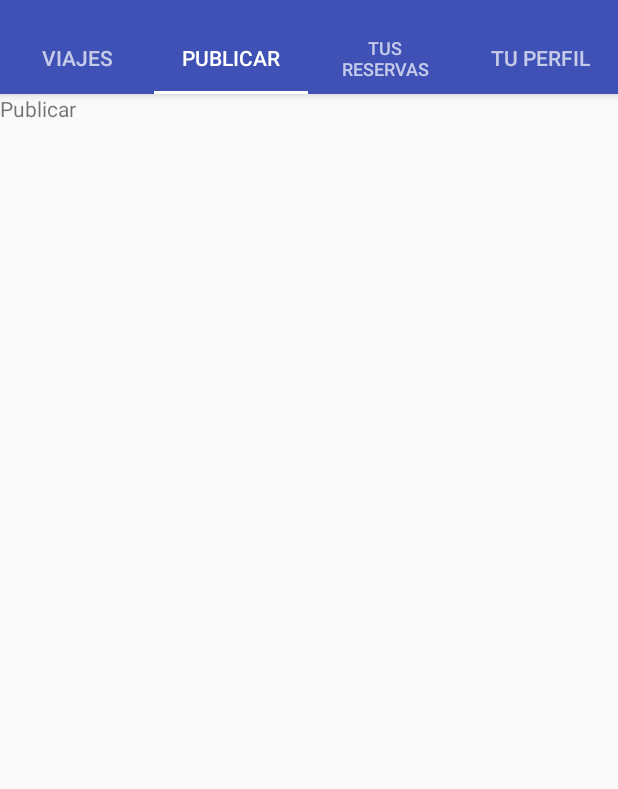
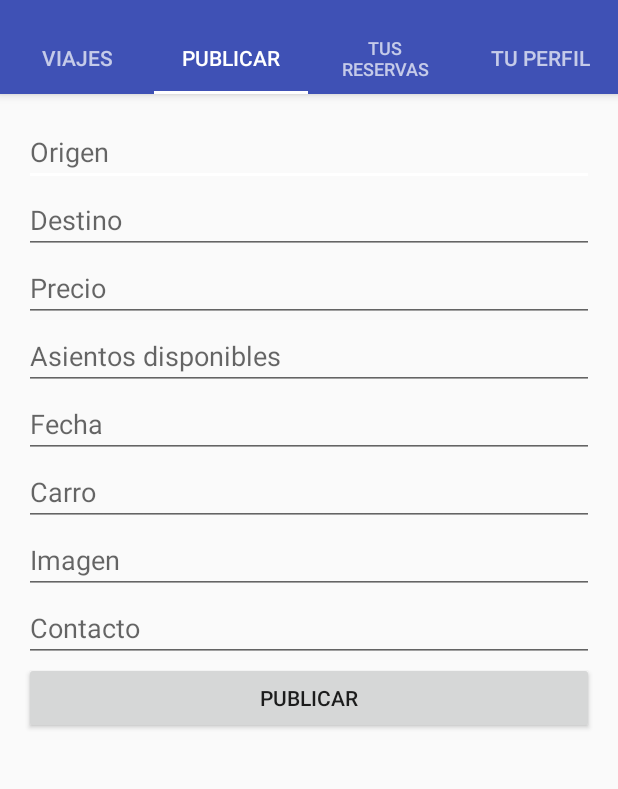
Before and after one commit to pipeholguin/Android_Traveler, an Android app: the ViajesFragment screen opened directly, with no data from a screen before it, tab 2 chosen, on a phone screen of 412 x 824 dp, the part 62-851 px from its top. Run offline under Robolectric (Android 15) with nearby library versions, the phone set to English and light mode, and no system bars; our stand-ins replace data binding; libraries missing offline, so code that uses them is left out: com.facebook; network calls fail; 2 statements that could not run were skipped.

Commit message:
publicar implemented, bugs: 'fecha', 'hora' and 'image' fields

```diff
--- a/app/src/main/java/luisfelipeholguin/traveler/fragments/PublicarFragment.java
+++ b/app/src/main/java/luisfelipeholguin/traveler/fragments/PublicarFragment.java
@@ -3,21 +3,29 @@ package luisfelipeholguin.traveler.fragments;
 
 import android.os.Bundle;
 import android.support.v4.app.Fragment;
+import android.util.Log;
 import android.view.LayoutInflater;
 import android.view.View;
 import android.view.ViewGroup;
+import android.widget.Toast;
 
+import java.text.SimpleDateFormat;
 import java.util.ArrayList;
+import java.util.Calendar;
+import java.util.Date;
 
+import luisfelipeholguin.traveler.LoginActivity;
 import luisfelipeholguin.traveler.R;
 import luisfelipeholguin.traveler.databinding.FragmentPublicarBinding;
+import luisfelipeholguin.traveler.net.api.ViajesApi;
 
 /**
  * A simple {@link Fragment} subclass.
  */
-public class PublicarFragment extends Fragment {
+public class PublicarFragment extends Fragment implements View.OnClickListener, ViajesApi.OnPublish {
 
     FragmentPublicarBinding binding;
+    ViajesApi api;
 
     public PublicarFragment() {
         // Required empty public constructor
@@ -28,13 +36,42 @@ public class PublicarFragment extends Fragment {
     public View onCreateView(LayoutInflater inflater, ViewGroup container,
                              Bundle savedInstanceState) {
         binding = FragmentPublicarBinding.inflate(getLayoutInflater(savedInstanceState));
-        setList();
+        binding.setOnClick(this);
+        api = new ViajesApi(getActivity());
         return binding.getRoot();
     }
 
-    public void setList(){
-        String list = "Publicar";
-        binding.setList(list);
+    @Override
+    public void onClick(View view) {
+
+        /*Date d = null;
+        SimpleDateFormat format = new SimpleDateFormat("EEE, dd MMM yyyy HH:mm:ss z");
+        try {
+            d = format.parse(binding.fecha.getText().toString());
+        } catch (java.text.ParseException e) {
+            e.printStackTrace();
+        }*/
+        //Calendar fecha = Calendar.getInstance();
+        //fecha.setTime(d);
+
+        String fecha = binding.fecha.getText().toString();
+
+        api.publicar(binding.origen.getText().toString(),binding.destino.getText().toString(),
+                Integer.parseInt(binding.precio.getText().toString()),
+                Integer.parseInt(binding.asientos.getText().toString()),
+                fecha,binding.carro.getText().toString(), binding.image.getText().toString(),
+                Integer.parseInt(binding.contacto.getText().toString()),this);
     }
 
+    @Override
+    public void onPublish(String status) {
+
+        Log.d("STATUS: ",""+status);
+        if (status.equals("OK")){
+            Toast.makeText(getContext(), "Registro correcto", Toast.LENGTH_SHORT).show();
+        } else {
+            Toast.makeText(getContext(), "Error en el registro", Toast.LENGTH_SHORT).show();
+        }
+
+    }
 }
--- a/app/src/main/res/layout/fragment_publicar.xml
+++ b/app/src/main/res/layout/fragment_publicar.xml
@@ -3,21 +3,70 @@
     xmlns:app="http://schemas.android.com/apk/res-auto">
     <data>
         <variable
-            name="list"
-            type="java.lang.String"/>
-        <variable
-            name="onItemClick"
-            type="android.widget.AdapterView.OnItemClickListener"/>
+            name="onClick"
+            type="android.view.View.OnClickListener"/>
     </data>
-    <FrameLayout
+    <LinearLayout
         android:layout_width="match_parent"
         android:layout_height="match_parent"
+        android:orientation="vertical"
+        android:padding="@dimen/high"
         tools:context="luisfelipeholguin.traveler.fragments.PublicarFragment">
 
-        <TextView
+        <EditText
+            android:id="@+id/origen"
             android:layout_width="match_parent"
-            android:layout_height="match_parent"
-            android:text="@{list}"/>
-
-    </FrameLayout>
+            android:layout_height="wrap_content"
+            android:inputType="text"
+            android:hint="@string/origen"/>
+        <EditText
+            android:id="@+id/destino"
+            android:layout_width="match_parent"
+            android:layout_height="wrap_content"
+            android:inputType="text"
+            android:hint="@string/destino"/>
+        <EditText
+            android:id="@+id/precio"
+            android:layout_width="match_parent"
+            android:layout_height="wrap_content"
+            android:inputType="number"
+            android:hint="@string/precio"/>
+        <EditText
+            android:id="@+id/asientos"
+            android:layout_width="match_parent"
+            android:layout_height="wrap_content"
+            android:inputType="number"
+            android:hint="@string/asientos_disponibles"/>
+        <EditText
+            android:id="@+id/fecha"
+            android:layout_width="match_parent"
+            android:layout_height="wrap_content"
+            android:inputType="date"
+            android:hint="@string/fecha"/>
+        <EditText
+            android:id="@+id/carro"
+            android:layout_width="match_parent"
+            android:layout_height="wrap_content"
+            android:inputType="text"
+            android:hint="@string/carro"/>
+        <EditText
+            android:id="@+id/image"
+            android:layout_width="match_parent"
+            android:layout_height="wrap_content"
+            android:inputType="text"
+            android:hint="@string/imagen"
+            />
+        <EditText
+            android:id="@+id/contacto"
+            android:layout_width="match_parent"
+            android:layout_height="wrap_content"
+            android:inputType="number"
+            android:hint="@string/contacto"/>
+        <Button
+            android:id="@+id/publicar"
+            android:layout_width="match_parent"
+            android:layout_height="wrap_content"
+            android:text="@string/publicar"
+            app:setOnClickListener="@{onClick}"/>
+    </LinearLayout>
 </layout>
--- a/app/src/main/res/values/dimens.xml
+++ b/app/src/main/res/values/dimens.xml
@@ -3,4 +3,5 @@
     <dimen name="activity_horizontal_margin">16dp</dimen>
     <dimen name="activity_vertical_margin">16dp</dimen>
     <dimen name="small">6dp</dimen>
+    <dimen name="high">16dp</dimen>
 </resources>
--- a/app/src/main/res/values/strings.xml
+++ b/app/src/main/res/values/strings.xml
@@ -17,4 +17,13 @@
 
 
     <string name="hello_blank_fragment">Hello blank fragment</string>
+    <string name="origen">Origen</string>
+    <string name="destino">Destino</string>
+    <string name="precio">Precio</string>
+    <string name="asientos_disponibles">Asientos disponibles</string>
+    <string name="fecha">Fecha</string>
+    <string name="carro">Carro</string>
+    <string name="imagen">Imagen</string>
+    <string name="contacto">Contacto</string>
+    <string name="publicar">Publicar</string>
 </resources>
```
Also changed, not shown: app/src/main/java/luisfelipeholguin/traveler/fragments/ViajesFragment.java (+0 -10 lines), app/src/main/java/luisfelipeholguin/traveler/models/Viaje.java (+9 -1 lines), app/src/main/java/luisfelipeholguin/traveler/net/api/ViajesApi.java (+45 -2 lines).
